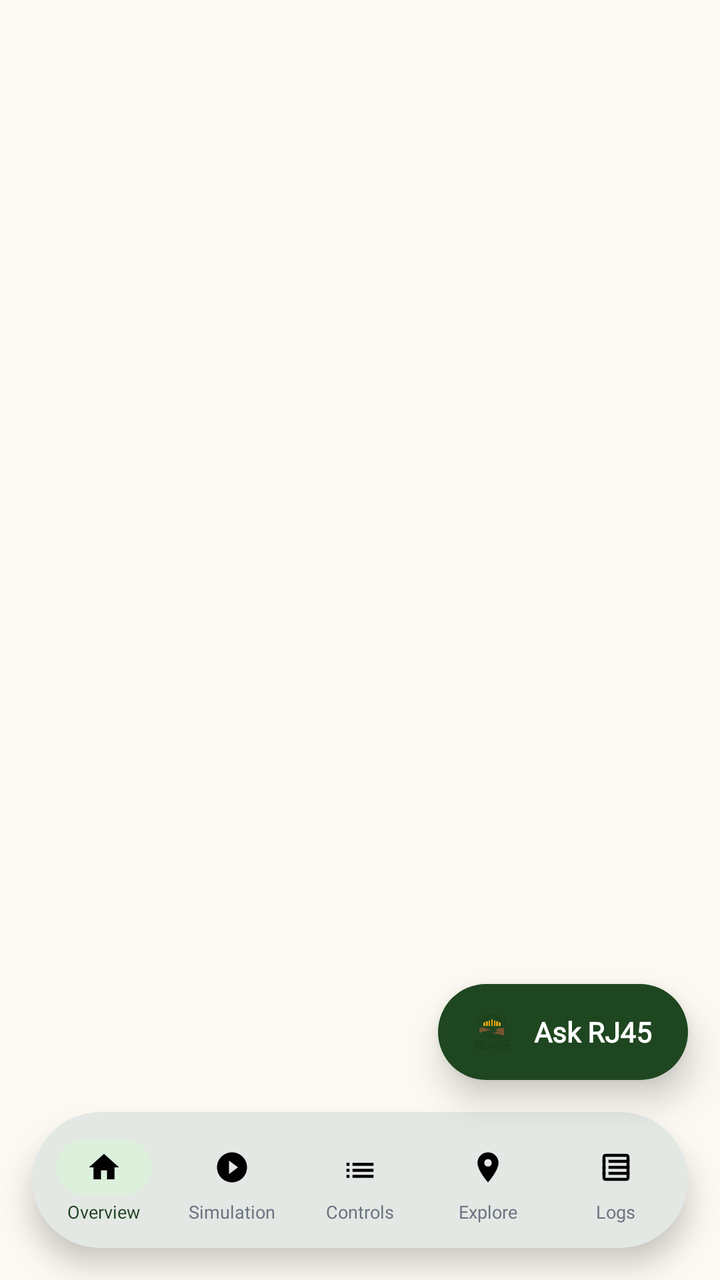
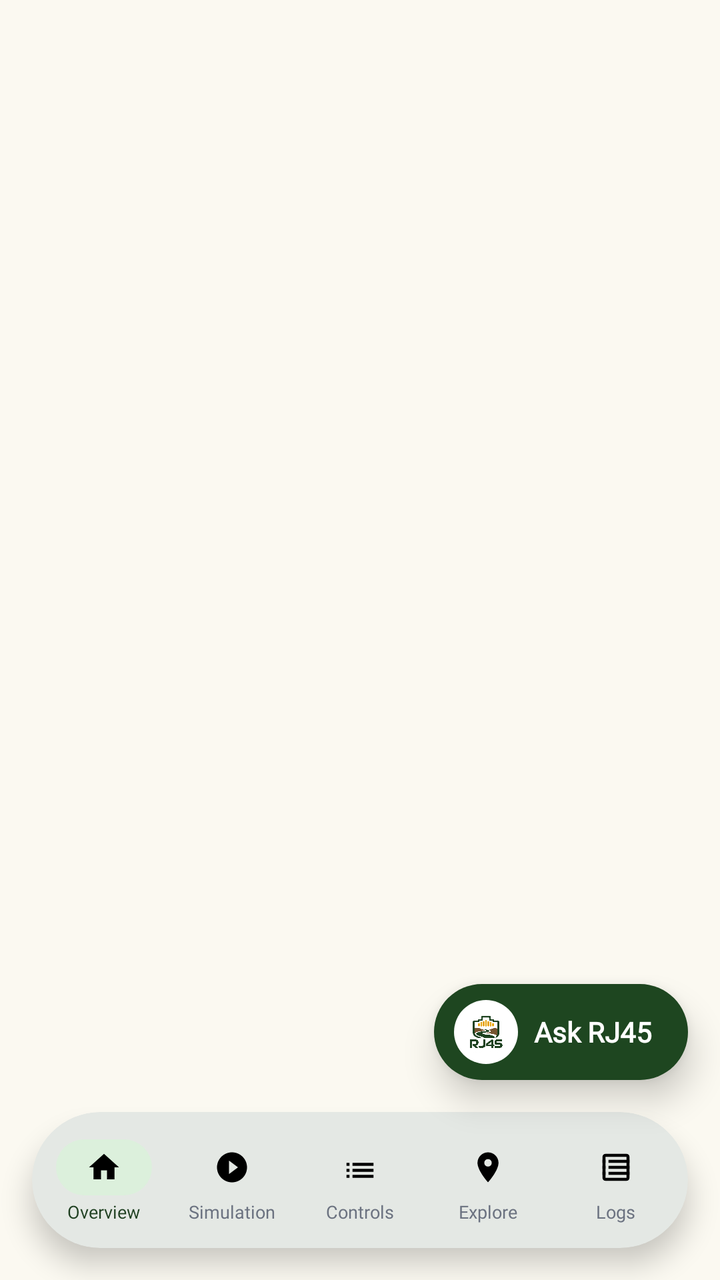

The first picture is an Android layout as it rendered before a commit; the second is the same layout after the commit. The layout source and the unified diff follow.
<!-- AndroidManifest.xml: application theme Theme.SanLoMobApp -->
<!-- res/layout/activity_main.xml -->
<?xml version="1.0" encoding="utf-8"?>
<androidx.coordinatorlayout.widget.CoordinatorLayout
    xmlns:android="http://schemas.android.com/apk/res/android"
    xmlns:app="http://schemas.android.com/apk/res-auto"
    xmlns:tools="http://schemas.android.com/tools"
    android:layout_width="match_parent"
    android:layout_height="match_parent"
    android:background="@color/card_bg"
    tools:context=".MainActivity">

    
    <androidx.fragment.app.FragmentContainerView
        android:id="@+id/fragment_container"
        android:layout_width="match_parent"
        android:layout_height="match_parent"
        android:layout_marginBottom="88dp" />

    
    <com.google.android.material.card.MaterialCardView
        android:id="@+id/bottom_nav_card"
        android:layout_width="match_parent"
        android:layout_height="68dp"
        android:layout_gravity="bottom"
        android:layout_marginStart="16dp"
        android:layout_marginEnd="16dp"
        android:layout_marginBottom="16dp"
        app:cardCornerRadius="36dp"
        app:cardElevation="8dp"
        app:cardBackgroundColor="@color/white"
        app:strokeWidth="0dp">

        <LinearLayout
            android:layout_width="match_parent"
            android:layout_height="match_parent"
            android:orientation="horizontal"
            android:paddingStart="4dp"
            android:paddingEnd="4dp"
            android:paddingTop="6dp"
            android:paddingBottom="4dp">

            
            <LinearLayout
                android:id="@+id/nav_item_sensors"
                android:layout_width="0dp"
                android:layout_height="match_parent"
                android:layout_weight="1"
                android:orientation="vertical"
                android:gravity="center"
                android:clickable="true"
                android:focusable="true"
                android:background="?attr/selectableItemBackgroundBorderless">

                <FrameLayout
                    android:id="@+id/nav_bg_sensors"
                    android:layout_width="48dp"
                    android:layout_height="28dp"
                    android:background="@drawable/bg_nav_active_pill">
                    <ImageView
                        android:id="@+id/nav_icon_sensors"
                        android:layout_width="18dp"
                        android:layout_height="18dp"
                        android:layout_gravity="center"
                        android:src="@drawable/ic_nav_home"
                        android:contentDescription="Overview" />
                </FrameLayout>

                <TextView
                    android:id="@+id/nav_label_sensors"
                    android:layout_width="wrap_content"
                    android:layout_height="wrap_content"
                    android:layout_marginTop="2dp"
                    android:text="Overview"
                    android:fontFamily="@font/inter_regular"
                    android:textSize="9sp"
                    android:textColor="@color/sap_green" />
            </LinearLayout>

            
            <LinearLayout
                android:id="@+id/nav_item_simulation"
                android:layout_width="0dp"
                android:layout_height="match_parent"
                android:layout_weight="1"
                android:orientation="vertical"
                android:gravity="center"
                android:clickable="true"
                android:focusable="true"
                android:background="?attr/selectableItemBackgroundBorderless">

                <FrameLayout
                    android:id="@+id/nav_bg_simulation"
                    android:layout_width="48dp"
                    android:layout_height="28dp">
                    <ImageView
                        android:id="@+id/nav_icon_simulation"
                        android:layout_width="18dp"
                        android:layout_height="18dp"
                        android:layout_gravity="center"
                        android:src="@drawable/ic_nav_simulation"
                        android:contentDescription="Simulation" />
                </FrameLayout>

                <TextView
                    android:id="@+id/nav_label_simulation"
                    android:layout_width="wrap_content"
                    android:layout_height="wrap_content"
                    android:layout_marginTop="2dp"
                    android:text="Simulation"
                    android:fontFamily="@font/inter_regular"
                    android:textSize="9sp"
                    android:textColor="@color/nav_inactive" />
            </LinearLayout>

            
            <LinearLayout
                android:id="@+id/nav_item_controls"
                android:layout_width="0dp"
                android:layout_height="match_parent"
                android:layout_weight="1"
                android:orientation="vertical"
                android:gravity="center"
                android:clickable="true"
                android:focusable="true"
                android:background="?attr/selectableItemBackgroundBorderless">

                <FrameLayout
                    android:id="@+id/nav_bg_controls"
                    android:layout_width="48dp"
                    android:layout_height="28dp">
                    <ImageView
                        android:id="@+id/nav_icon_controls"
                        android:layout_width="18dp"
                        android:layout_height="18dp"
                        android:layout_gravity="center"
                        android:src="@drawable/ic_nav_control"
                        android:contentDescription="Controls" />
                </FrameLayout>

                <TextView
                    android:id="@+id/nav_label_controls"
                    android:layout_width="wrap_content"
                    android:layout_height="wrap_content"
                    android:layout_marginTop="2dp"
                    android:text="Controls"
                    android:fontFamily="@font/inter_regular"
                    android:textSize="9sp"
                    android:textColor="@color/nav_inactive" />
            </LinearLayout>

            
            <LinearLayout
                android:id="@+id/nav_item_explore"
                android:layout_width="0dp"
                android:layout_height="match_parent"
                android:layout_weight="1"
                android:orientation="vertical"
                android:gravity="center"
                android:clickable="true"
                android:focusable="true"
                android:background="?attr/selectableItemBackgroundBorderless">

                <FrameLayout
                    android:id="@+id/nav_bg_explore"
                    android:layout_width="48dp"
                    android:layout_height="28dp">
                    <ImageView
                        android:id="@+id/nav_icon_explore"
                        android:layout_width="18dp"
                        android:layout_height="18dp"
                        android:layout_gravity="center"
                        android:src="@drawable/ic_nav_explore"
                        android:contentDescription="Explore" />
                </FrameLayout>

                <TextView
                    android:id="@+id/nav_label_explore"
                    android:layout_width="wrap_content"
                    android:layout_height="wrap_content"
                    android:layout_marginTop="2dp"
                    android:text="Explore"
                    android:fontFamily="@font/inter_regular"
                    android:textSize="9sp"
                    android:textColor="@color/nav_inactive" />
            </LinearLayout>

            
            <LinearLayout
                android:id="@+id/nav_item_logs"
                android:layout_width="0dp"
                android:layout_height="match_parent"
                android:layout_weight="1"
                android:orientation="vertical"
                android:gravity="center"
                android:clickable="true"
                android:focusable="true"
                android:background="?attr/selectableItemBackgroundBorderless">

                <FrameLayout
                    android:id="@+id/nav_bg_logs"
                    android:layout_width="48dp"
                    android:layout_height="28dp">
                    <ImageView
                        android:id="@+id/nav_icon_logs"
                        android:layout_width="18dp"
                        android:layout_height="18dp"
                        android:layout_gravity="center"
                        android:src="@drawable/ic_nav_activity"
                        android:contentDescription="Logs" />
                </FrameLayout>

                <TextView
                    android:id="@+id/nav_label_logs"
                    android:layout_width="wrap_content"
                    android:layout_height="wrap_content"
                    android:layout_marginTop="2dp"
                    android:text="Logs"
                    android:fontFamily="@font/inter_regular"
                    android:textSize="9sp"
                    android:textColor="@color/nav_inactive" />
            </LinearLayout>

        </LinearLayout>

    </com.google.android.material.card.MaterialCardView>

    
    <LinearLayout
        android:id="@+id/btn_ask_sanlo_global"
        android:layout_width="wrap_content"
        android:layout_height="48dp"
        android:layout_gravity="bottom|end"
        android:layout_marginEnd="16dp"
        android:layout_marginBottom="100dp"
        android:background="@drawable/bg_ask_sanlo_fab"
        android:orientation="horizontal"
        android:gravity="center_vertical"
        android:paddingStart="14dp"
        android:paddingEnd="18dp"
        android:elevation="10dp">

        <ImageView
            android:layout_width="26dp"
            android:layout_height="26dp"
            android:src="@drawable/rj45_logo"
            android:scaleType="fitCenter"
            android:layout_marginEnd="8dp"
            android:contentDescription="RJ45 Logo" />

        <TextView
            android:layout_width="wrap_content"
            android:layout_height="wrap_content"
            android:text="Ask RJ45"
            android:textColor="@color/white"
            android:textSize="14sp"
            android:textStyle="bold"
            android:fontFamily="@font/poppins_regular" />
    </LinearLayout>

</androidx.coordinatorlayout.widget.CoordinatorLayout>
<!-- resources referenced by this layout -->
<resources>
  <color name="card_bg">#FBF9F1</color>
  <color name="nav_inactive">#6B7280</color>
  <color name="sap_green">#1E3F20</color>
  <color name="white">#FFFFFFFF</color>
  <!-- drawable bg_ask_sanlo_fab (drawable) -->
  <?xml version="1.0" encoding="utf-8"?>
  <shape xmlns:android="http://schemas.android.com/apk/res/android"
      android:shape="rectangle">
      <solid android:color="#1E4620" />
      <corners android:radius="28dp" />
  </shape>
  <!-- drawable bg_nav_active_pill (drawable) -->
  <?xml version="1.0" encoding="utf-8"?>
  <shape xmlns:android="http://schemas.android.com/apk/res/android"
      android:shape="rectangle">
      <solid android:color="#DCF0DC" />
      <corners android:radius="14dp" />
  </shape>
  <!-- drawable ic_nav_control (drawable) -->
  <?xml version="1.0" encoding="utf-8"?>
  <vector xmlns:android="http://schemas.android.com/apk/res/android"
      android:width="24dp"
      android:height="24dp"
      android:viewportWidth="24"
      android:viewportHeight="24">
      <path
          android:fillColor="#FF000000"
          android:pathData="M3,15h2v-2H3v2zM3,19h2v-2H3v2zM3,11h2V9H3v2zM7,15h14v-2H7v2zM7,19h14v-2H7v2zM7,9v2h14V9H7z" />
  </vector>
  <!-- drawable ic_nav_explore (drawable) -->
  <?xml version="1.0" encoding="utf-8"?>
  <vector xmlns:android="http://schemas.android.com/apk/res/android"
      android:width="24dp"
      android:height="24dp"
      android:viewportWidth="24"
      android:viewportHeight="24">
      <path
          android:fillColor="#FF000000"
          android:pathData="M12,2C8.13,2 5,5.13 5,9c0,5.25 7,13 7,13s7,-7.75 7,-13c0,-3.87 -3.13,-7 -7,-7zM12,11.5c-1.38,0 -2.5,-1.12 -2.5,-2.5s1.12,-2.5 2.5,-2.5 2.5,1.12 2.5,2.5 -1.12,2.5 -2.5,2.5z" />
  </vector>
  <!-- drawable ic_nav_home (drawable) -->
  <?xml version="1.0" encoding="utf-8"?>
  <vector xmlns:android="http://schemas.android.com/apk/res/android"
      android:width="24dp"
      android:height="24dp"
      android:viewportWidth="24"
      android:viewportHeight="24">
      <path
          android:fillColor="#FF000000"
          android:pathData="M10,20v-6h4v6h5v-8h3L12,3 2,12h3v8z" />
  </vector>
  <!-- drawable ic_nav_simulation (drawable) -->
  <?xml version="1.0" encoding="utf-8"?>
  <vector xmlns:android="http://schemas.android.com/apk/res/android"
      android:width="24dp"
      android:height="24dp"
      android:viewportWidth="24"
      android:viewportHeight="24">
      
      <path
          android:fillColor="#FF000000"
          android:pathData="M12,2C6.48,2 2,6.48 2,12s4.48,10 10,10 10,-4.48 10,-10S17.52,2 12,2zM10,16.5v-9l6,4.5 -6,4.5z" />
  </vector>
  <style name="Theme.SanLoMobApp" parent="Base.Theme.SanLoMobApp" />
  <color name="forest_primary">#1E3F20</color>
  <color name="moss_accent">#2D5A27</color>
  <color name="river_blue">#2563EB</color>
  <color name="walnut_brown">#705335</color>
  <color name="card_white">#FFFFFF</color>
  <color name="text_dark">#1F2937</color>
  <color name="alert_red">#DC2626</color>
  <color name="museum_cream">#FBF9F1</color>
  <style name="Widget.SanLo.FAB" parent="Widget.MaterialComponents.FloatingActionButton">
          <item name="backgroundTint">@color/sap_green</item>
          <item name="tint">@color/white</item>
      </style>
  <style name="TextAppearance.SanLo.NavLabel" parent="TextAppearance.Material3.LabelMedium">
          <item name="android:textSize">10sp</item>
          <item name="fontFamily">@font/poppins_regular</item>
      </style>
  <!-- unchanged entries left out for length: 4 -->
</resources>

<!-- the commit's change to res/layout/activity_main.xml (unified diff, before → after) -->
@@ -234,17 +234,23 @@
         android:background="@drawable/bg_ask_sanlo_fab"
         android:orientation="horizontal"
         android:gravity="center_vertical"
-        android:paddingStart="14dp"
+        android:paddingStart="10dp"
         android:paddingEnd="18dp"
         android:elevation="10dp">
 
-        <ImageView
-            android:layout_width="26dp"
-            android:layout_height="26dp"
-            android:src="@drawable/rj45_logo"
-            android:scaleType="fitCenter"
-            android:layout_marginEnd="8dp"
-            android:contentDescription="RJ45 Logo" />
+        <FrameLayout
+            android:layout_width="32dp"
+            android:layout_height="32dp"
+            android:background="@drawable/bg_circle_white"
+            android:layout_marginEnd="8dp">
+            <ImageView
+                android:layout_width="24dp"
+                android:layout_height="24dp"
+                android:layout_gravity="center"
+                android:src="@drawable/rj45_logo"
+                android:scaleType="fitCenter"
+                android:contentDescription="RJ45 Logo" />
+        </FrameLayout>
 
         <TextView
             android:layout_width="wrap_content"
<!-- resource entries referenced after the edit -->
@@ -10,6 +10,12 @@
       android:shape="rectangle">
       <solid android:color="#1E4620" />
       <corners android:radius="28dp" />
+  </shape>
+  <!-- drawable bg_circle_white (drawable) -->
+  <?xml version="1.0" encoding="utf-8"?>
+  <shape xmlns:android="http://schemas.android.com/apk/res/android"
+      android:shape="oval">
+      <solid android:color="@color/card_white" />
   </shape>
   <!-- drawable bg_nav_active_pill (drawable) -->
   <?xml version="1.0" encoding="utf-8"?>
